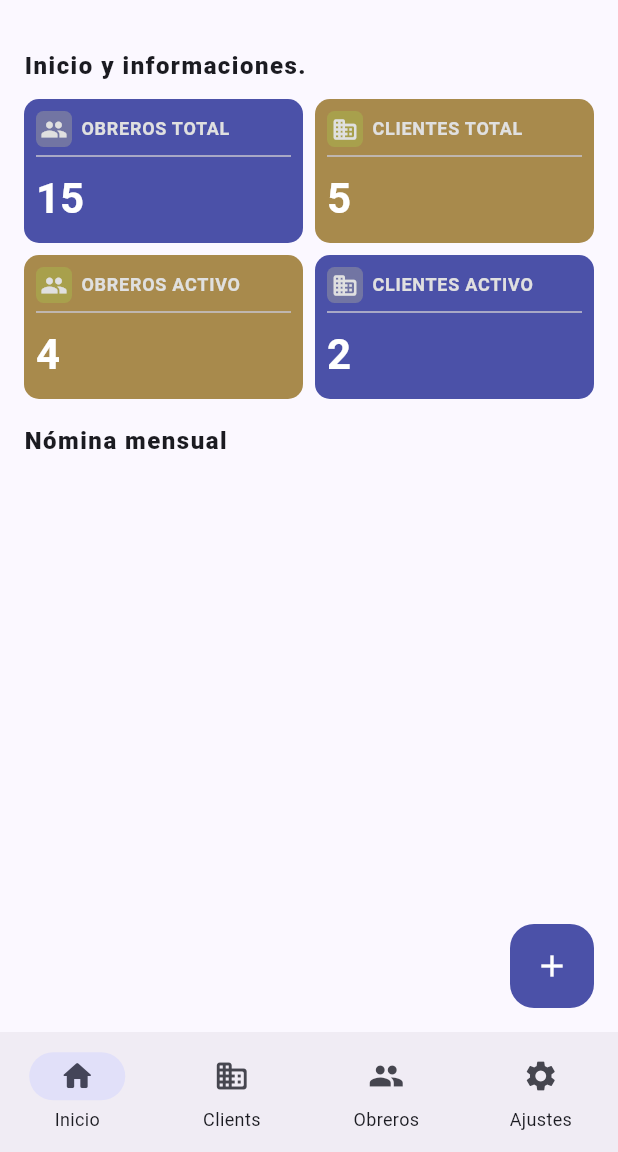
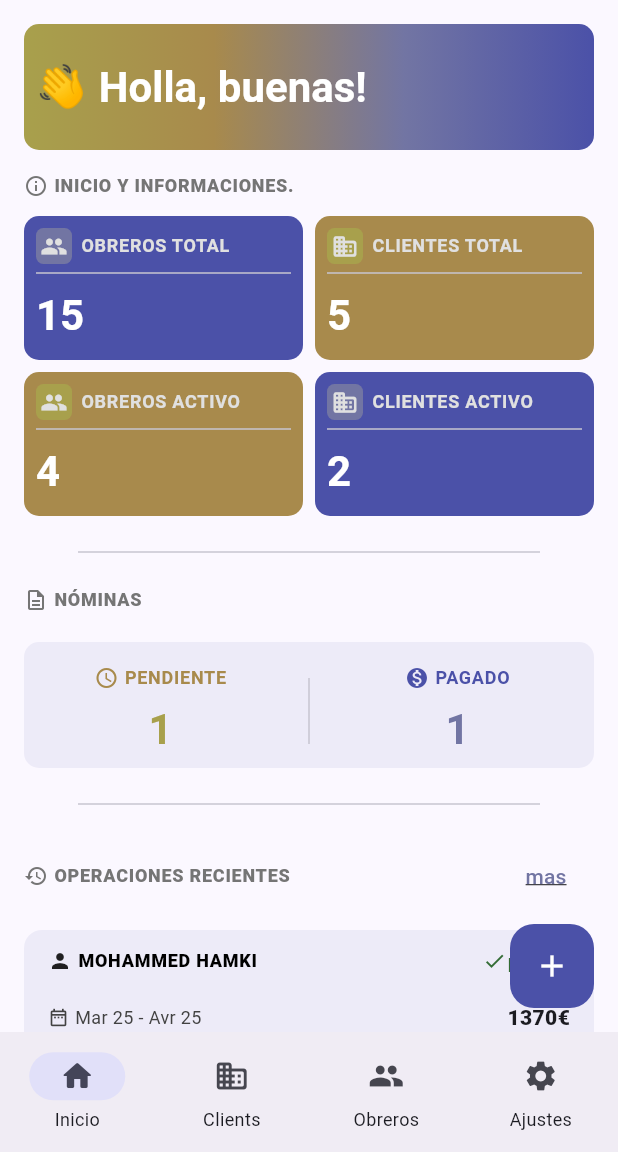
Before and after one commit to Simo672K/trbj, a Flutter app: the screen it shows after launch, on a phone screen of 412 x 824 dp, the part 84-1236 px from its top. Run offline on Flutter 3.47's test engine with Material 3 defaults, Android fonts, the phone set to English and light mode, and no system bars.

Commit message:
feat: add icons to sections title, transactions and operations records and statistics cards

```diff
--- a/lib/src/features/home/presentation/home_screen/home_screen.dart
+++ b/lib/src/features/home/presentation/home_screen/home_screen.dart
@@ -1,9 +1,11 @@
 import 'package:flutter/material.dart';
 import 'package:trbj/src/features/home/presentation/navigation_bar/nav_bar.dart';
 import 'package:trbj/src/features/home/presentation/widgets/action_btn.dart';
-import 'package:trbj/src/features/home/presentation/widgets/employees_table.dart';
 import 'package:trbj/src/features/home/presentation/widgets/home_overview_card.dart';
+import 'package:trbj/src/features/home/presentation/widgets/operation_record_card.dart';
 import 'package:trbj/src/features/home/presentation/widgets/text_widget.dart';
+import 'package:trbj/src/features/home/presentation/widgets/transactions_record.dart';
+import 'package:trbj/src/theme/app_theme.dart';
 
 class HomeScreen extends StatelessWidget {
   const HomeScreen({super.key});
@@ -13,14 +15,40 @@ class HomeScreen extends StatelessWidget {
     return Scaffold(
       appBar: AppBar(title: Text("Trbj".toUpperCase())),
       body: SafeArea(
+        child: SingleChildScrollView(
           child: Container(
             padding: EdgeInsets.symmetric(horizontal: 16),
             child: Column(
               crossAxisAlignment: CrossAxisAlignment.start,
               children: [
-              SizedBox(height: 32),
-              StyledHeading("Inicio y informaciones."),
-              SizedBox(height: 10),
+                Container(
+                  width: double.infinity,
+                  decoration: BoxDecoration(
+                    borderRadius: BorderRadius.circular(10),
+                    gradient: LinearGradient(
+                      colors: [
+                        AppThemeColors.secondaryColorAccent,
+                        AppThemeColors.secondaryColor,
+                        AppThemeColors.primaryColorAccent,
+                        AppThemeColors.primaryColor,
+                      ],
+                    ),
+                  ),
+                  margin: EdgeInsets.symmetric(vertical: 16),
+                  padding: EdgeInsets.symmetric(vertical: 24, horizontal: 8),
+                  child: StyledDisplay(
+                    "👋 Holla, buenas!",
+                    style: TextStyle(color: Colors.white),
+                  ),
+                ),
+                Row(
+                  children: [
+                    Icon(Icons.info_outline, size: 16, color: Colors.grey[600]),
+                    SizedBox(width: 4),
+                    StyledTitle("Inicio y informaciones."),
+                  ],
+                ),
+                SizedBox(height: 12),
                 Row(
                   spacing: 8,
                   children: [
@@ -63,9 +91,55 @@ class HomeScreen extends StatelessWidget {
                   ],
                 ),
                 SizedBox(height: 16),
-              StyledHeading("Nómina mensual"),
-              EmployeesTable(),
+
+                Divider(indent: 36, endIndent: 36),
+
+                SizedBox(height: 16),
+                Row(
+                  crossAxisAlignment: CrossAxisAlignment.center,
+                  children: [
+                    Icon(
+                      Icons.description_outlined,
+                      size: 16,
+                      color: Colors.grey[600],
+                    ),
+                    SizedBox(width: 4),
+                    StyledTitle("Nóminas"),
                   ],
+                ),
+                SizedBox(height: 12),
+                OperationRecordCard(),
+                SizedBox(height: 16),
+
+                Divider(indent: 36, endIndent: 36),
+                SizedBox(height: 16),
+
+                Row(
+                  crossAxisAlignment: CrossAxisAlignment.center,
+                  children: [
+                    Icon(Icons.history, size: 16, color: Colors.grey[600]),
+                    SizedBox(width: 4),
+                    StyledTitle("operaciones recientes"),
+                    Expanded(child: SizedBox()),
+                    TextButton(
+                      onPressed: () {},
+                      child: Text(
+                        "mas",
+                        style: TextStyle(
+                          fontSize: 14,
+                          color: AppThemeColors.primaryColorAccent,
+                          decoration: TextDecoration.underline,
+                        ),
+                      ),
+                    ),
+                  ],
+                ),
+                TransactionsRecord(),
+                TransactionsRecord(),
+                TransactionsRecord(),
+                SizedBox(height: 24),
+              ],
+            ),
           ),
         ),
       ),
--- /dev/null
+++ b/lib/src/features/home/presentation/widgets/operation_record_card.dart
@@ -0,0 +1,86 @@
+import 'package:flutter/material.dart';
+import 'package:trbj/src/features/home/presentation/widgets/text_widget.dart';
+import 'package:trbj/src/theme/app_theme.dart';
+
+class OperationRecordCard extends StatelessWidget {
+  const OperationRecordCard({super.key});
+
+  @override
+  Widget build(BuildContext context) {
+    return Container(
+      decoration: BoxDecoration(
+        color: AppThemeColors.primaryColor.withAlpha(20),
+        borderRadius: BorderRadius.circular(10),
+      ),
+      padding: EdgeInsets.only(top: 16, bottom: 8),
+      margin: EdgeInsets.only(top: 8),
+      child: Row(
+        children: [
+          Expanded(
+            child: SizedBox(
+              child: Column(
+                mainAxisAlignment: MainAxisAlignment.center,
+                crossAxisAlignment: CrossAxisAlignment.center,
+                children: [
+                  Row(
+                    mainAxisAlignment: MainAxisAlignment.center,
+                    children: [
+                      Icon(
+                        Icons.access_time,
+                        size: 16,
+                        color: AppThemeColors.secondaryColor,
+                      ),
+                      SizedBox(width: 4),
+                      CardHeading(
+                        "pendiente",
+                        style: TextStyle(color: AppThemeColors.secondaryColor),
+                      ),
+                    ],
+                  ),
+                  SizedBox(height: 8),
+                  StyledDisplay(
+                    "1",
+                    style: TextStyle(
+                      color: AppThemeColors.secondaryColorAccent,
+                    ),
+                  ),
+                ],
+              ),
+            ),
+          ),
+          SizedBox(height: 60, child: VerticalDivider(indent: 8, endIndent: 8)),
+          Expanded(
+            child: SizedBox(
+              child: Column(
+                mainAxisAlignment: MainAxisAlignment.center,
+                crossAxisAlignment: CrossAxisAlignment.center,
+                children: [
+                  Row(
+                    mainAxisAlignment: MainAxisAlignment.center,
+                    children: [
+                      Icon(
+                        Icons.monetization_on,
+                        size: 16,
+                        color: AppThemeColors.primaryColor,
+                      ),
+                      SizedBox(width: 4),
+                      CardHeading(
+                        "Pagado",
+                        style: TextStyle(color: AppThemeColors.primaryColor),
+                      ),
+                    ],
+                  ),
+                  SizedBox(height: 8),
+                  StyledDisplay(
+                    "1",
+                    style: TextStyle(color: AppThemeColors.primaryColorAccent),
+                  ),
+                ],
+              ),
+            ),
+          ),
+        ],
+      ),
+    );
+  }
+}
--- /dev/null
+++ b/lib/src/features/home/presentation/widgets/payroll_state_card.dart
@@ -0,0 +1,10 @@
+import 'package:flutter/material.dart';
+
+class PayrollStateCard extends StatelessWidget {
+  const PayrollStateCard({super.key});
+
+  @override
+  Widget build(BuildContext context) {
+    return Container();
+  }
+}
--- a/lib/src/features/home/presentation/widgets/text_widget.dart
+++ b/lib/src/features/home/presentation/widgets/text_widget.dart
@@ -66,6 +66,14 @@ class StyledTitle extends StatelessWidget {
 
   @override
   Widget build(BuildContext context) {
-    return Text(content, style: style);
+    return Text(
+      content.toUpperCase(),
+      style: Theme.of(context).textTheme.labelMedium!.merge(
+        TextStyle(
+          fontWeight: FontWeight.w900,
+          color: Colors.grey[600],
+        ).merge(style),
+      ),
+    );
   }
 }
--- /dev/null
+++ b/lib/src/features/home/presentation/widgets/transactions_record.dart
@@ -0,0 +1,73 @@
+import 'package:flutter/material.dart';
+import 'package:trbj/src/features/home/presentation/widgets/text_widget.dart';
+import 'package:trbj/src/theme/app_theme.dart';
+
+class TransactionsRecord extends StatelessWidget {
+  const TransactionsRecord({super.key});
+
+  @override
+  Widget build(BuildContext context) {
+    return Container(
+      margin: EdgeInsets.only(top: 12),
+      width: double.infinity,
+      height: 80,
+      child: Card(
+        elevation: 0,
+        color: AppThemeColors.primaryColor.withAlpha(20),
+        surfaceTintColor: Colors.transparent,
+        child: Padding(
+          padding: EdgeInsets.symmetric(horizontal: 16, vertical: 12),
+          child: Column(
+            crossAxisAlignment: CrossAxisAlignment.start,
+            children: [
+              Row(
+                children: [
+                  Icon(Icons.person, size: 16),
+                  SizedBox(width: 4),
+                  StyledTitle(
+                    "Mohammed HAMKI",
+                    style: TextStyle(color: Colors.black),
+                  ),
+                  Expanded(child: SizedBox()),
+                  Icon(
+                    Icons.check,
+                    size: 16,
+                    color: const Color.fromARGB(255, 50, 107, 52),
+                  ),
+                  SizedBox(width: 1),
+                  Text(
+                    "pagado",
+                    style: TextStyle(
+                      color: const Color.fromARGB(255, 50, 107, 52),
+                      fontWeight: FontWeight.w900,
+                      fontSize: 12,
+                    ),
+                  ),
+                ],
+              ),
+              Expanded(child: SizedBox()),
+              Row(
+                crossAxisAlignment: CrossAxisAlignment.center,
+                children: [
+                  Icon(
+                    Icons.date_range_outlined,
+                    size: 14,
+                    color: Colors.grey[800],
+                  ),
+                  SizedBox(width: 4),
+                  Text(
+                    "Mar 25 - Avr 25",
+                    style: TextStyle(color: Colors.grey[800], fontSize: 12),
+                  ),
+                  Expanded(child: SizedBox()),
+
+                  Text("1370€", style: TextStyle(fontWeight: FontWeight.w900)),
+                ],
+              ),
+            ],
+          ),
+        ),
+      ),
+    );
+  }
+}
```
Lines whose indentation alone changed are shown as unchanged.
